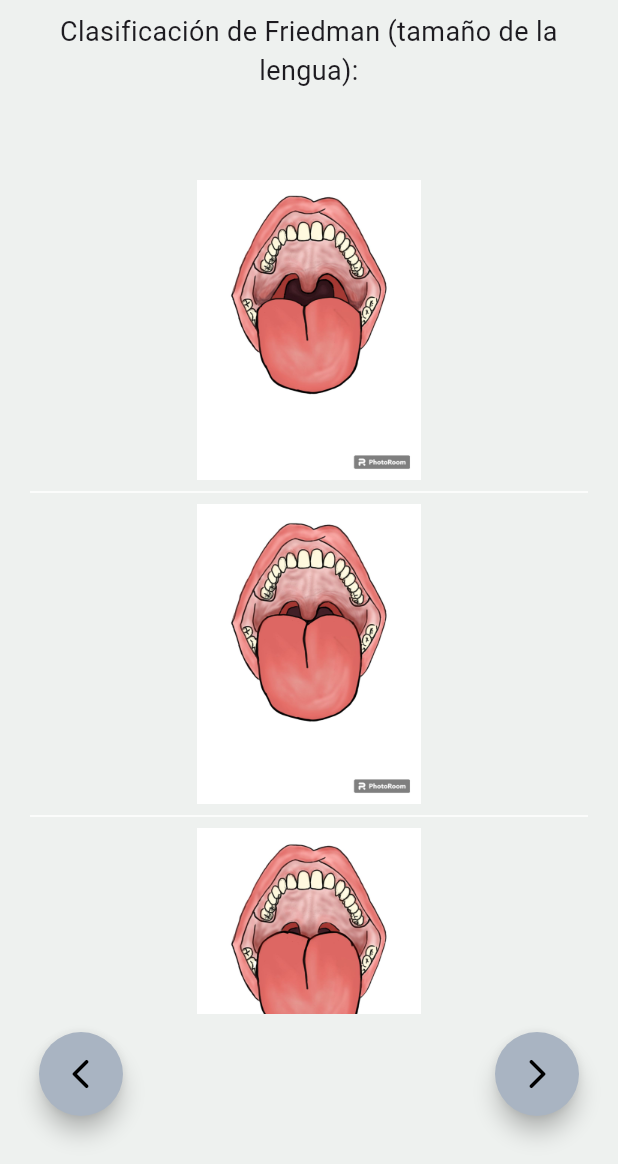
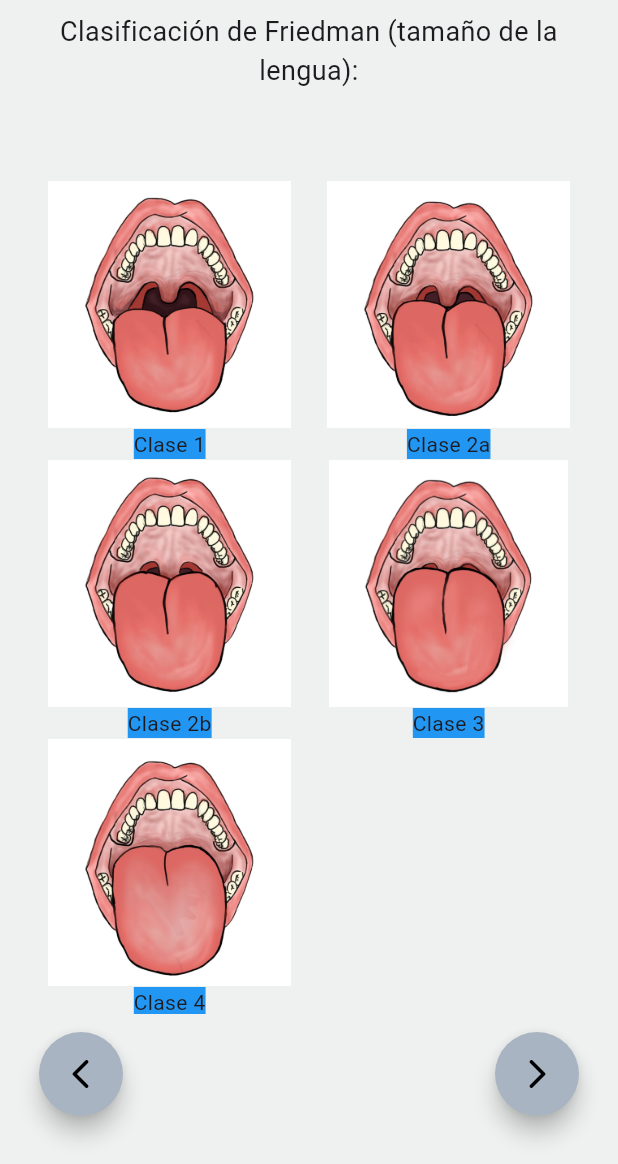
Before and after one commit to DavidCMeneses/AppNea, a Flutter app: the ImagePage screen opened by its route, on a phone screen of 412 x 824 dp, the part 72-1236 px from its top. Run offline on Flutter 3.47's test engine with Material 3 defaults, Android fonts, the phone set to English and light mode, and no system bars; our stand-ins replace go_router.

Commit message:
Changed images and added info

```diff
--- a/appnea/lib/routers/routers.dart
+++ b/appnea/lib/routers/routers.dart
@@ -41,7 +41,7 @@ final router = GoRouter(
       builder: (context, state) => const InputPage(
         questNum: '2',
         questText:
-        "Edad:",
+        "Edad (años):",
         inType: 'Int',
         back: '/test/1',
         next: '/test/3',
@@ -148,7 +148,7 @@ final router = GoRouter(
       builder: (context, state) => const QuestionPage(
         questNum: '10',
         questText:
-        "¿El paciente tiene bruxismo?",
+        "¿El paciente es respirador oral?",
         entries: ['Si', 'No'],
         answerValues: [1,0],
         back: '/test/9',
@@ -161,9 +161,9 @@ final router = GoRouter(
       builder: (context, state) => const QuestionPage(
         questNum: '11',
         questText:
-        "¿El paciente es edéntulo total?",
+        "¿El paciente tiene bruxismo?",
         entries: ['Si', 'No'],
-        answerValues: [2,0],
+        answerValues: [1,0],
         back: '/test/10',
         next: '/test/12',
       ),
@@ -174,9 +174,9 @@ final router = GoRouter(
       builder: (context, state) => const QuestionPage(
         questNum: '12',
         questText:
-        "¿El paciente presenta una alteración en el tamaño y posición de la mandíbula?",
+        "¿El paciente es edéntulo total?",
         entries: ['Si', 'No'],
-        answerValues: [1,0],
+        answerValues: [2,0],
         back: '/test/11',
         next: '/test/13',
       ),
@@ -184,16 +184,12 @@ final router = GoRouter(
     GoRoute(
       name: 'question13',
       path: '/test/13',
-      builder: (context, state) => const ImagePage(
+      builder: (context, state) => const QuestionPage(
         questNum: '13',
         questText:
-        "Clasificación de Friedman (tamaño de la lengua):",
-        entries: ['lib/images/FriedmanL_1.jpg',
-          'lib/images/FriedmanL_2A.jpg',
-          'lib/images/FriedmanL_2B.jpg',
-          'lib/images/FriedmanL_3.png',
-          'lib/images/FriedmanL_4.jpg'],
-        answerValues: [0,0,0,2,2],
+        "¿El paciente presenta retrognatismo o micrognatismo mandibular?",
+        entries: ['Si', 'No', 'No evaluable'],
+        answerValues: [1,0,0],
         back: '/test/12',
         next: '/test/14',
       ),
@@ -204,49 +200,68 @@ final router = GoRouter(
       builder: (context, state) => const ImagePage(
         questNum: '14',
         questText:
+        "Clasificación de Friedman (tamaño de la lengua):",
+        entries: ['lib/images/FriedmanL_1.jpg',
+          'lib/images/FriedmanL_2A.jpg',
+          'lib/images/FriedmanL_2B.jpg',
+          'lib/images/FriedmanL_3.png',
+          'lib/images/FriedmanL_4.jpg'],
+        legends: ['Clase 1', 'Clase 2a', 'Clase 2b', 'Clase 3', 'Clase 4'],
+        answerValues: [0,0,0,2,2],
+        back: '/test/13',
+        next: '/test/15',
+      ),
+    ),
+    GoRoute(
+      name: 'question15',
+      path: '/test/15',
+      builder: (context, state) => const ImagePage(
+        questNum: '15',
+        questText:
         "Clasificación de Friedman (tamaño de las amigdalas):",
         entries: ['lib/images/FriedmanA_0.jpg',
           'lib/images/FriedmanA_1.jpg',
           'lib/images/FriedmanA_2.jpg',
           'lib/images/FriedmanA_3.jpg',
           'lib/images/FriedmanA_4.jpg',],
+        legends: ['Tamaño 0', 'Tamaño 1', 'Tamaño 2', 'Tamaño 3', 'Tamaño 4'],
         answerValues: [0,0,0,2,2],
-        back: '/test/13',
-        next: '/test/15',
+        back: '/test/14',
+        next: '/test/16',
       ),
     ),
     // Aquí emíeza el cuestionario de Berlín
     GoRoute(
       name: 'questionB1',
-      path: '/test/15',
+      path: '/test/16',
       builder: (context, state) => const QuestionPage(
-        questNum: '15',
+        questNum: '16',
         questText:
         "En los últimos 5 años su peso ha:",
         entries: ['Aumentado', 'Disminuido', 'No ha cambiado'],
         answerValues: [0,0,0],
-        back: '/test/14',
-        next: '/test/16',
-      ),
-    ),
-    GoRoute(
-      name: 'questionB2',
-      path: '/test/16',
-      builder: (context, state) => const QuestionPage(
-        questNum: '16',
-        questText:
-        "¿Usted ronca?",
-        entries: ['Si', 'No', 'No sé'],
-        answerValues: [1,0,0],
         back: '/test/15',
         next: '/test/17',
       ),
     ),
     GoRoute(
-      name: 'questionB3',
+      name: 'questionB2',
       path: '/test/17',
       builder: (context, state) => const QuestionPage(
         questNum: '17',
+        questText:
+        "¿Usted ronca?",
+        entries: ['Si', 'No', 'No sé'],
+        answerValues: [1,0,0],
+        back: '/test/16',
+        next: '/test/18',
+      ),
+    ),
+    GoRoute(
+      name: 'questionB3',
+      path: '/test/18',
+      builder: (context, state) => const QuestionPage(
+        questNum: '18',
         questText:
         "Su ronquido es (Si la respuesta anterior fue si)",
         entries: [
@@ -256,15 +271,15 @@ final router = GoRouter(
           'Muy fuerte'
         ],
         answerValues: [0,0,1,1],
-        back: '/test/16',
-        next: '/test/18',
+        back: '/test/17',
+        next: '/test/19',
       ),
     ),
     GoRoute(
       name: 'questionB4',
-      path: '/test/18',
+      path: '/test/19',
       builder: (context, state) => const QuestionPage(
-        questNum: '18',
+        questNum: '19',
         questText:
         "¿Con qué frecuencia ronca?",
         entries: [
@@ -275,51 +290,32 @@ final router = GoRouter(
           'Nunca o casi nunca'
         ],
         answerValues: [1,1,0,0,0],
-        back: '/test/17',
-        next: '/test/19',
-      ),
-    ),
-    GoRoute(
-      name: 'questionB5',
-      path: '/test/19',
-      builder: (context, state) => const QuestionPage(
-        questNum: '19',
-        questText:
-        "¿Alguna vez su ronquido ha molestado a otras personas?",
-        entries: ['Si', 'No', 'No sé'],
-        answerValues: [1,0,0],
         back: '/test/18',
         next: '/test/20',
       ),
     ),
     GoRoute(
-      name: 'questionB6',
+      name: 'questionB5',
       path: '/test/20',
       builder: (context, state) => const QuestionPage(
         questNum: '20',
         questText:
-        "¿Alguien ha notado que usted deja de respirar cuando duerme?",
-        entries: [
-          'Casi todas las noches',
-          '1-2 veces por semana',
-          '3-4 veces por semana',
-          '1-2 veces por mes',
-          'Nunca o casi nunca'
-        ],
-        answerValues: [1,1,0,0,0],
+        "¿Alguna vez su ronquido ha molestado a otras personas?",
+        entries: ['Si', 'No', 'No sé'],
+        answerValues: [1,0,0],
         back: '/test/19',
         next: '/test/21',
       ),
     ),
     GoRoute(
-      name: 'questionB7',
+      name: 'questionB6',
       path: '/test/21',
       builder: (context, state) => const QuestionPage(
         questNum: '21',
         questText:
-        "¿Se siente ahogado o fatigado al levantarse después de dormir?",
+        "¿Alguien ha notado que usted deja de respirar cuando duerme?",
         entries: [
-          'Casi todos los días',
+          'Casi todas las noches',
           '1-2 veces por semana',
           '3-4 veces por semana',
           '1-2 veces por mes',
@@ -331,12 +327,12 @@ final router = GoRouter(
       ),
     ),
     GoRoute(
-      name: 'questionB8',
+      name: 'questionB7',
       path: '/test/22',
       builder: (context, state) => const QuestionPage(
         questNum: '22',
         questText:
-        "¿Se siente cansado o fatigado durante el día?",
+        "¿Se siente ahogado o fatigado al levantarse después de dormir?",
         entries: [
           'Casi todos los días',
           '1-2 veces por semana',
@@ -350,10 +346,29 @@ final router = GoRouter(
       ),
     ),
     GoRoute(
-      name: 'questionB9',
+      name: 'questionB8',
       path: '/test/23',
       builder: (context, state) => const QuestionPage(
         questNum: '23',
+        questText:
+        "¿Se siente cansado o fatigado durante el día?",
+        entries: [
+          'Casi todos los días',
+          '1-2 veces por semana',
+          '3-4 veces por semana',
+          '1-2 veces por mes',
+          'Nunca o casi nunca'
+        ],
+        answerValues: [1,1,0,0,0],
+        back: '/test/22',
+        next: '/test/24',
+      ),
+    ),
+    GoRoute(
+      name: 'questionB9',
+      path: '/test/24',
+      builder: (context, state) => const QuestionPage(
+        questNum: '24',
         questText:
         "¿Alguna vez se ha sentido somnoliento o se ha quedado dormido mientras va de pasajero en un auto o está conduciendo?",
         entries: [
@@ -361,15 +376,15 @@ final router = GoRouter(
           'No'
         ],
         answerValues: [0,0],
-        back: '/test/22',
-        next: '/test/24',
+        back: '/test/23',
+        next: '/test/25',
       ),
     ),
     GoRoute(
       name: 'questionB10',
-      path: '/test/24',
+      path: '/test/25',
       builder: (context, state) => const QuestionPage(
-        questNum: '24',
+        questNum: '25',
         questText:
         "¿Con qué frecuencia ocurre esto? (Si la respuesta anterior es sí)",
         entries: [
@@ -380,22 +395,34 @@ final router = GoRouter(
           'Nunca o casi nunca'
         ],
         answerValues: [1,1,0,0,0],
-        back: '/test/23',
-        next: '/test/25',
+        back: '/test/24',
+        next: '/test/26',
       ),
     ),
     GoRoute(
       name: 'questionB11',
-      path: '/test/25',
+      path: '/test/26',
       builder: (context, state) => const QuestionPage(
-        questNum: '25',
+        questNum: '26',
         questText:
         "¿Usted tiene la presión arterial alta?",
-        entries: ['Si', 'No', 'No sé'],
+        entries: ['Si', 'No', 'No sabe'],
         answerValues: [1,0,0],
-        back: '/test/24',
+        back: '/test/25',
         next: '/',
       ),
+    ),
+    GoRoute(
+        name: 'info0',
+        path: '/test/info/0',
+        builder: (context, state) => const QuestInfo(questPage: '/',
+            infoTitle: 'Definición AOS',
+            infoBody: """
+El síndrome de Apnea Obstructiva del Sueño (AOS) es una condición que afecta la respiración durante el sueño. Se caracteriza por una reducción en el flujo del aire hacia los pulmones debido a la obstrucción parcial o total de la vía aérea superior y los múltiples despertares generados a partir de la respuesta de los músculos de la respiración en su intento de normalizar el flujo del aire disminuido.
+
+El odontólogo durante la consulta odontológica puede identificar factores de riesgo por medio de la anamnesis y exámenes complementarios. Realizar este cuestionario le permitirá valorar el riesgo del paciente a desarrollar AOS y guiarlo, proporcionando una atención integral.
+
+          """)
     ),
     GoRoute(
       name: 'info1',
@@ -412,5 +439,61 @@ Referencia \v
 
           """)
     ),
+    GoRoute(
+        name: 'info2',
+        path: '/test/info/2',
+        builder: (context, state) => const QuestInfo(questPage: '/',
+            infoTitle: 'Alcoholismo',
+            infoBody: """
+El consumo de alcohol afecta el tono muscular de la musculatura orofaríngea relajando la base de la lengua, induciendo el colapso de la vía aérea superior. A su vez, su ingesta afecta a los receptores GABA, generando la depresión del impulso respiratorio, lo que favorece la aparición de la Apnea Central del Sueño. (1)\v
+
+Referencia \v
+\t 1. Burgos-Sanchez C, Jones NN, Avillion M, Gibson SJ, Patel JA, Neighbors J, et al. Impact of Alcohol Consumption on Snoring and Sleep Apnea: A Systematic Review and Meta-analysis. Otolaryngol Neck Surg. diciembre de 2020;163(6):1078-86.\v
+          """)
+    ),
+    GoRoute(
+        name: 'info3',
+        path: '/test/info/3',
+        builder: (context, state) => const QuestInfo(questPage: '/',
+            infoTitle: 'Respiración oral',
+            infoBody: """
+La respiración oral es un indicador de una vía aérea superior colapsada dado que refleja la dificultad del paciente al respirar por la nariz. Se relaciona la respiración oral con otros factores de riesgo de AOS como la macroglosia, el tamaño aumentado de las amígdalas y otros hallazgos de la orofaringe. (1)\v
+
+Referencia \v
+\t 1. Realpe MFR. Evaluación semiológica de enfermedad oral en sujetos con apnea obstructiva del sueño. :69. \v
+          """)
+    ),
+    GoRoute(
+        name: 'info4',
+        path: '/test/info/4',
+        builder: (context, state) => const QuestInfo(questPage: '/',
+            infoTitle: 'Bruxismo',
+            infoBody: """
+El bruxismo es una alteración en la actividad de la musculatura de la masticación que se caracteriza por rechinar y apretar los dientes. No se termina de definir en términos de causalidad la relación de estos dos. Sin embargo, comparten factores de riesgo como el alcoholismo y consumo de tabaco.
+Se ha evidenciado que el bruxismo se evidencia en estadios leves a moderados de apnea obstructiva del sueño. \v
+
+          """)
+    ),
+    GoRoute(
+        name: 'info5',
+        path: '/test/info/5',
+        builder: (context, state) => const QuestInfo(questPage: '/',
+            infoTitle: 'Edentulismo total',
+            infoBody: """
+El edentulismo y la AOS comparten la edad avanzada como factor de riesgo. Los cambios anatómicos que genera la pérdida dental pueden reducir el espacio retrolingual y comprometer la permeabilidad de las vías respiratorias. Los mismos cambios alteran la función de los músculos dilatadores de la faringe, aumentando la resistencia de la vía aérea superior, elevando el riesgo de su colapso y la aparición de episodios de apnea (43).  \v
+
+         """)
+    ),
+    GoRoute(
+        name: 'info6',
+        path: '/test/info/6',
+        builder: (context, state) => const QuestInfo(questPage: '/',
+            infoTitle: 'Friedman (Posición de la lengua)',
+            infoBody: """
+Friedman et al. en 1999. Clasificación derivada de las observaciones descritas en la Clasificación de Mallampati, pero enfocadas esta vez para su uso en la medicina del sueño. Esta permite obtener una aproximación a la presencia de una obstrucción a nivel hipofaringeo Se determina al evaluar la lengua en su posición natural y en reposo dentro de la boca.\v
+
+         """)
+    ),
+
   ],
 );
--- a/appnea/lib/screens/questions/imageonly.dart
+++ b/appnea/lib/screens/questions/imageonly.dart
@@ -8,6 +8,7 @@ class ImagePage extends StatelessWidget {
   final String questNum;
   final String questText;
   final List<String> entries;
+  final List<String> legends;
   final List<int> answerValues;
   final String back;
   final String next;
@@ -17,6 +18,7 @@ class ImagePage extends StatelessWidget {
     required this.questNum,
     required this.questText,
     required this.entries,
+    required this.legends,
     required this.answerValues,
     required this.back,
     required this.next,
@@ -36,26 +38,32 @@ class ImagePage extends StatelessWidget {
               Padding(padding: const EdgeInsets.symmetric(horizontal: 10),
               child: Text(questText, style: const TextStyle(fontSize: qtextsize), textAlign: TextAlign.center),),
               const Padding(padding: EdgeInsets.all(20)),
-              ListView.separated(
+              GridView.builder(
+                gridDelegate: const SliverGridDelegateWithFixedCrossAxisCount(
+                  crossAxisCount: 2,
+                ),
                 physics: const NeverScrollableScrollPhysics(),
                 scrollDirection: Axis.vertical,
                 shrinkWrap: true,
                 padding: const EdgeInsets.all(20),
                 itemCount: entries.length,
                 itemBuilder: (BuildContext context, int index) {
-                  return Container(
-                    height: 200,
-                    decoration: BoxDecoration(
-                      image: DecorationImage(image: ExactAssetImage(entries[index]),
-                      fit: BoxFit.fitHeight)
-                    ),
-                    child: Center(child: TextButton(onPressed: () => {
+                  return Column(
+                      children: [Expanded(child:IconButton(
+                      iconSize: 200,
+                      padding: const EdgeInsets.all(0.5),
+                    icon: Image(
+                    image: ExactAssetImage(entries[index]),
+                    color: null,
+                    fit: BoxFit.scaleDown,
+                    alignment: Alignment.center,),
+                      onPressed: () => {
                       testlist.insert(int.parse(questNum) - 1,'${answerValues[index]}')
-                    },
-                        child: const Text(''))),
-                  );
+                    }
+                  )),
+                        Text(legends[index], style: const TextStyle(backgroundColor: Colors.blue)),]);
                 },
-                separatorBuilder: (BuildContext context, int index) => const Divider(color: Colors.white,), //Colocar color del fondo de la app
+                //separatorBuilder: (BuildContext context, int index) => const Divider(color: Colors.white,), //Colocar color del fondo de la app
               ),
 
             ]
```
Also changed, not shown: appnea/lib/images/FriedmanA_0.jpg, appnea/lib/images/FriedmanA_1.jpg, appnea/lib/images/FriedmanA_2.jpg, appnea/lib/images/FriedmanA_3.jpg, appnea/lib/images/FriedmanA_4.jpg, appnea/lib/images/FriedmanL_1.jpg, appnea/lib/images/FriedmanL_2A.jpg, appnea/lib/images/FriedmanL_2B.jpg, appnea/lib/images/FriedmanL_3.png, appnea/lib/images/FriedmanL_4.jpg.
